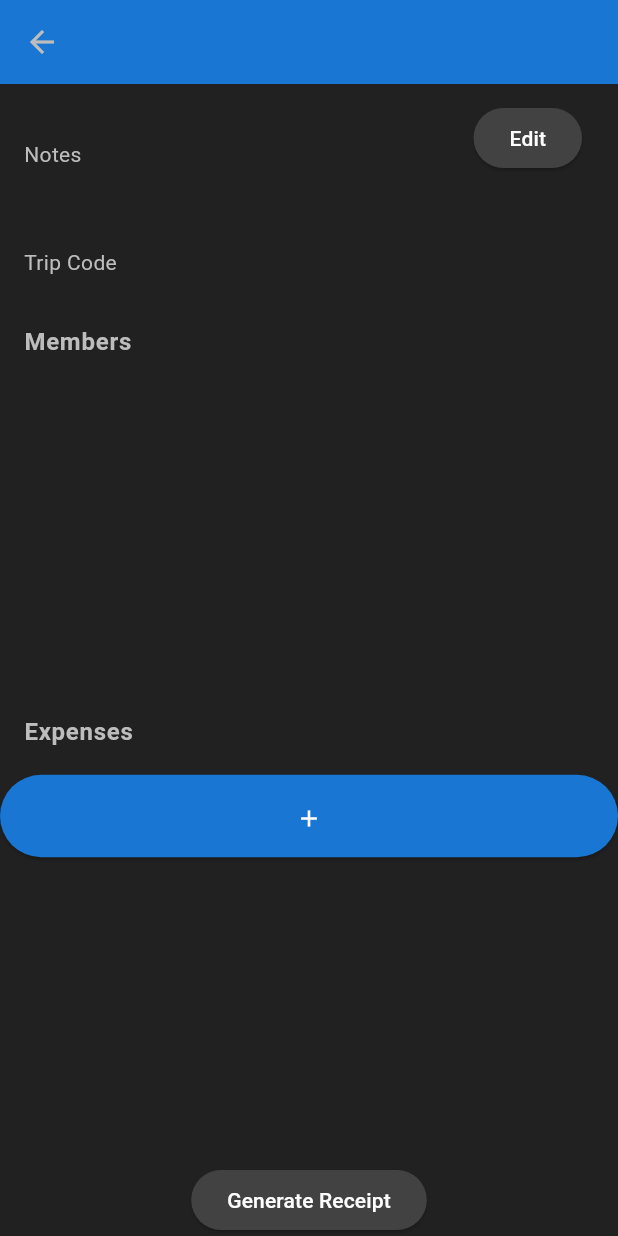
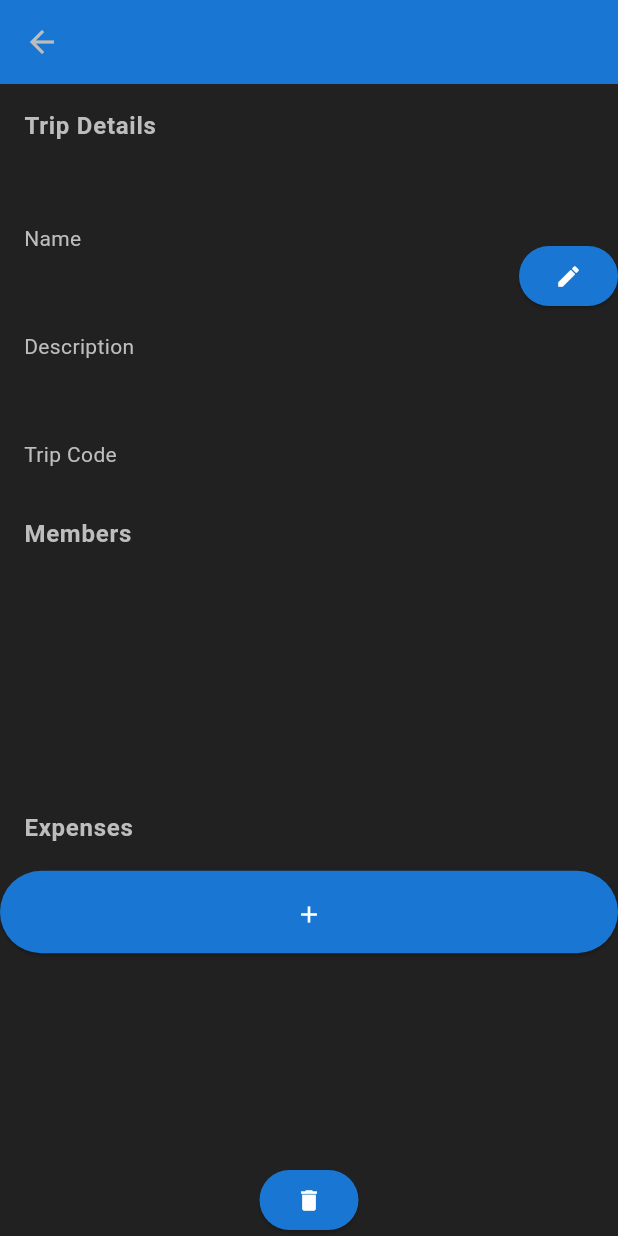
Before and after one commit to tranpham9/expense-tracker, a Flutter app: the ViewTripPage screen opened directly with empty values, on a phone screen of 412 x 824 dp. Run offline on Flutter 3.47's test engine with Material 3 defaults, Android fonts, the phone set to English and light mode, and no system bars; our stand-ins replace dio, flutter_secure_storage, skeletonizer; accounts and stored records are empty; network calls fail.

Commit message:
Fixed Button Styling & Other
Fixed button styling so they turn blue when enabled. I also changed the styling for the 'viewtrippage' in order to lay all of the info for a page in a more appealing way.

```diff
--- a/frontend/mobile/accountability_mobile_app/lib/api/config.dart
+++ b/frontend/mobile/accountability_mobile_app/lib/api/config.dart
@@ -15,7 +15,9 @@ class Config {
   static const String createTripAPI = '/trips/create';
   static const String getTripAPI = '/trips/get';
   static const String updateTripAPI = '/trips/update';
+  static const String deleteTripAPI = '/trips/delete';
   static const String joinTripAPI = '/trips/join';
   static const String listExpenseAPI = '/trips/listExpenses';
+  static const String getMembersAPI = '/trips/getMembers';
   // Expenses
 }
--- a/frontend/mobile/accountability_mobile_app/lib/models/User.dart
+++ b/frontend/mobile/accountability_mobile_app/lib/models/User.dart
@@ -1,4 +1,7 @@
 import 'dart:convert';
+
+List<User> userListFromJson(String str) => List<User>.from(
+    json.decode(str)['trips'].map((x) => User.fromJson(x)).toList());
 
 User userFromJson(String str) => User.fromJson(json.decode(str));
 
@@ -10,22 +13,20 @@ class User {
   String name;
   String email;
   String? bio;
+  bool? isLeader;
 
-  User({
-    required this.userId,
-    required this.name,
-    required this.email,
-  });
+  User(
+      {required this.userId,
+      required this.name,
+      required this.email,
+      required this.isLeader});
 
   factory User.fromJson(Map<String, dynamic> json) => User(
-        userId: json["userId"],
-        name: json["name"],
-        email: json["email"],
-      );
+      userId: json["userId"],
+      name: json["name"],
+      email: json["email"],
+      isLeader: json["isLeader"]);
 
-  Map<String, dynamic> toJson() => {
-        "userId": userId,
-        "name": name,
-        "email": email,
-      };
+  Map<String, dynamic> toJson() =>
+      {"userId": userId, "name": name, "email": email, "isLeader": isLeader};
 }
--- a/frontend/mobile/accountability_mobile_app/lib/ui/trips_page/tripspages.dart
+++ b/frontend/mobile/accountability_mobile_app/lib/ui/trips_page/tripspages.dart
@@ -78,7 +78,7 @@ class _TripsPageState extends State<TripsPage> {
                         trailing: Icon(
                             trips[index].leaderId == Globals.user?.userId
                                 ? Icons.star
-                                : Icons.person),
+                                : Icons.group),
                         onTap: () {
                           Navigator.push(
                             context,
--- a/frontend/mobile/accountability_mobile_app/lib/ui/trips_page/viewtrippage.dart
+++ b/frontend/mobile/accountability_mobile_app/lib/ui/trips_page/viewtrippage.dart
@@ -1,7 +1,9 @@
 import 'package:accountability_mobile_app/api/trip_crud.dart';
 import 'package:accountability_mobile_app/ui/trips_page/tripspages.dart';
 import 'package:flutter/material.dart';
+import '../../globals.dart';
 import '../../models/Trip.dart';
+import '../../utility/helpers.dart';
 import 'tripcrud.dart';
 import '../../models/Expense.dart';
 import '../../models/User.dart';
@@ -28,6 +30,19 @@ class _ViewTripsPage extends State<ViewTripPage> {
     return await TripCRUD.listExpenses(tripId);
   }
 
+  static Future<int?> deleteTrip(String tripId) async {
+    return await TripCRUD.deleteTrip(tripId);
+  }
+
+  // Show a given pop up overlay
+  void _showOverlay(String message) {
+    var _overlayEntry = createOverlayEntry(message);
+    Overlay.of(context)!.insert(_overlayEntry!);
+    Future.delayed(const Duration(seconds: 5), () {
+      _overlayEntry?.remove();
+    });
+  }
+
   @override
   Widget build(BuildContext context) {
     return Scaffold(
@@ -37,29 +52,13 @@ class _ViewTripsPage extends State<ViewTripPage> {
       ),
       body: Column(
         children: [
-          // List the notes of the trip
           ListTile(
-            title: Text('${widget.trip.description}'),
-            subtitle: Text('Notes'),
-            trailing: ElevatedButton(
-              onPressed: () {
-                // Navigate to the name and notes edit page
-                Navigator.push(
-                  context,
-                  MaterialPageRoute(
-                    builder: (context) => EditNameNotesPage(widget.trip),
-                  ),
-                );
-              },
-              style: ElevatedButton.styleFrom(
-                backgroundColor: Theme.of(context).primaryColor,
-              ),
-              child: Text(
-                "Edit",
-                style: TextStyle(color: Colors.white),
-              ),
+            title: Text(
+              "Trip Details",
+              style: TextStyle(fontWeight: FontWeight.bold),
             ),
           ),
+          EditNameNotes(trip: widget.trip),
           ListTile(
             title: Text("${widget.trip.inviteCode}"),
             subtitle: Text('Trip Code'),
@@ -156,25 +155,66 @@ class _ViewTripsPage extends State<ViewTripPage> {
             ),
           ),
           ElevatedButton(
-            onPressed: () {
-              // Generate a receipt for the current trip
-              Navigator.push(
-                context,
-                MaterialPageRoute(
-                  builder: (context) => ReceiptPage(trip: widget.trip),
-                ),
-              );
-            },
-            style: ElevatedButton.styleFrom(
-              backgroundColor: Theme.of(context).primaryColor,
-            ),
-            child: Text(
-              "Generate Receipt",
-              style: TextStyle(color: Colors.white),
-            ),
+            onPressed: Globals.user?.userId != widget.trip.leaderId
+                ? null
+                : () {
+                    deleteTrip(widget.trip.id).then((response) {
+                      if (response == null) {
+                        _showOverlay("There Was an Error Deleting Your Trip.");
+                        return;
+                      }
+                      // Go back to the last screen
+                      Navigator.pop(context);
+                    });
+                  },
+            child: Icon(Icons.delete),
           ),
         ],
       ),
     );
   }
 }
+
+// Display the name and description and allow editing
+class EditNameNotes extends StatelessWidget {
+  final Trip trip;
+  // Pass a trip to the widget
+  EditNameNotes({super.key, required this.trip});
+
+  @override
+  Widget build(BuildContext context) {
+    return Row(
+      children: [
+        Expanded(
+          child: Container(
+            child: Column(
+              children: [
+                ListTile(
+                  title: Text('${trip.name}'),
+                  subtitle: Text('Name'),
+                ),
+                ListTile(
+                  title: Text('${trip.description}'),
+                  subtitle: Text('Description'),
+                )
+              ],
+            ),
+          ),
+        ),
+        ElevatedButton(
+            onPressed: Globals.user?.userId != trip.leaderId
+                ? null
+                : () {
+                    // Navigate to the name and notes edit page
+                    Navigator.push(
+                      context,
+                      MaterialPageRoute(
+                        builder: (context) => EditNameNotesPage(trip),
+                      ),
+                    );
+                  },
+            child: Icon(Icons.edit))
+      ],
+    );
+  }
+}
```
Also changed, not shown: frontend/mobile/accountability_mobile_app/lib/api/trip_crud.dart (+55 -3 lines), frontend/mobile/accountability_mobile_app/lib/ui/landing_page/login.dart (+8 -9 lines), frontend/mobile/accountability_mobile_app/lib/ui/trips_page/profilepage.dart (+4 -24 lines), frontend/mobile/accountability_mobile_app/lib/ui/trips_page/tripcrud.dart (+35 -17 lines).
